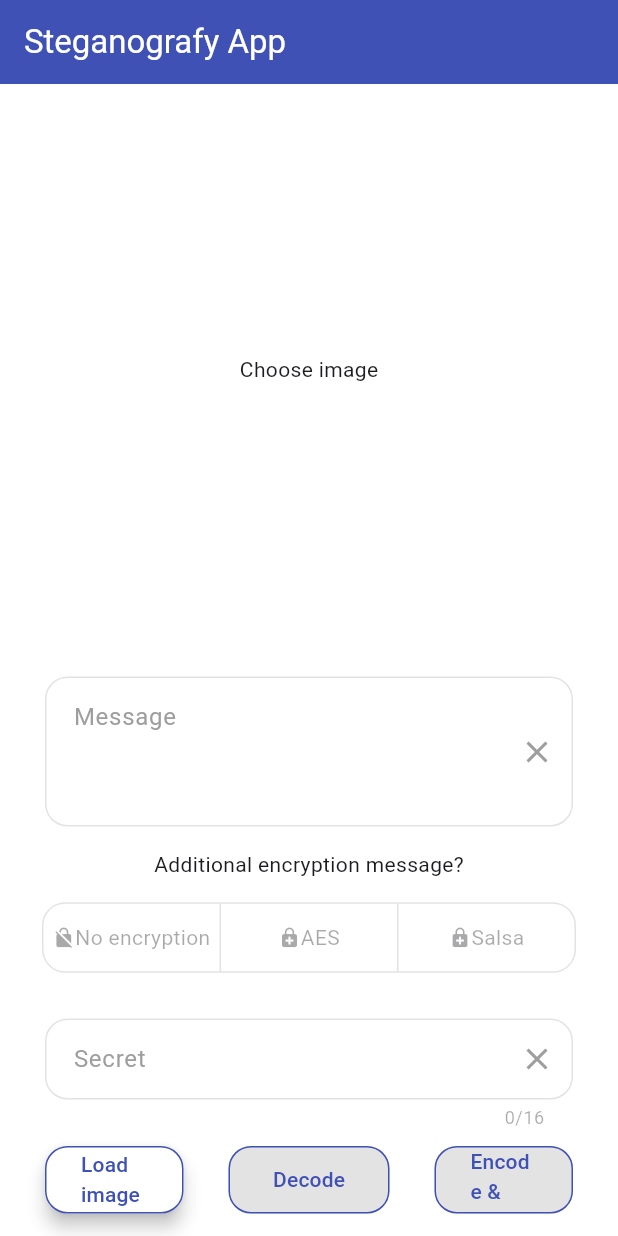
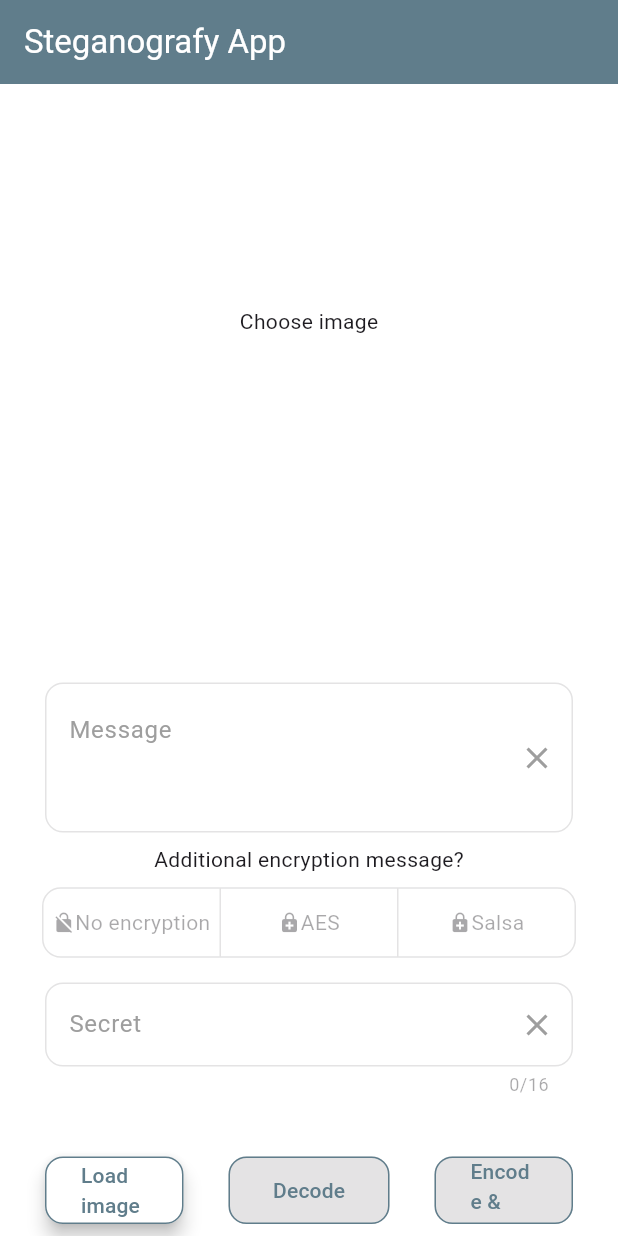
Before and after one commit to SnoweTiger/steganografy_app, a Flutter app: the screen it shows after launch, on a phone screen of 412 x 824 dp. Run offline on Flutter 3.47's test engine with Material 3 defaults, Android fonts, the light colour scheme and no system bars; our stand-ins replace file_picker; missing offline and left inert: conversion, window_manager.

Commit message:
update styles

```diff
--- a/lib/components/encryption_toggle.dart
+++ b/lib/components/encryption_toggle.dart
@@ -27,11 +27,12 @@ class EncryptionToggle extends StatelessWidget {
 
     return Container(
       padding: const EdgeInsets.all(paddingV),
+      margin: EdgeInsets.zero,
       child: ToggleButtons(
         constraints: constraints,
         onPressed:
             !enable ? null : (int index) => action(index, selectedEncryption),
-        borderRadius: borderRadiusAll,
+        borderRadius: const BorderRadius.all(Radius.circular(borderRadius)),
         borderColor: borderColor,
         fillColor: selectedColorBack,
         isSelected: selectedEncryption,
--- a/lib/components/message_input.dart
+++ b/lib/components/message_input.dart
@@ -39,7 +39,6 @@ class TextInput extends StatelessWidget {
         textAlignVertical: textAlignVertical,
         decoration: InputDecoration(
           hintText: hintText,
-          contentPadding: const EdgeInsets.all(paddingV),
           focusedBorder: outlineInputBorderFocused,
           enabledBorder: outlineInputBorder,
           border: outlineInputBorder,
--- a/lib/steganography.dart
+++ b/lib/steganography.dart
@@ -24,8 +24,8 @@ class ImageSteganography {
     int imageChannels = 4,
     int usedChannels = 3,
   }) {
-    // final image = decodeImage(pngBytes);
-    final image = decodePng(pngBytes);
+    final image = decodeImage(pngBytes);
+    // final image = decodePng(pngBytes);
 
     if (image == null) {
       throw Exception('Image format not supported');
--- a/lib/utils/constants.dart
+++ b/lib/utils/constants.dart
@@ -1,18 +1,20 @@
 import 'package:flutter/material.dart';
 
-const borderRadius = 15.0;
-const imageHeight = 350.0;
-const imageWidth = 700.0;
+const borderRadius = 12.0;
+const buttonGroupHeigh = 45.0;
+const imageHeight = 300.0;
+const imageWidth = 600.0;
 const messageBoxH = 100.0;
 const paddingH = 30.0;
-const paddingV = 15.0;
-const buttonGroupHeigh = 45.0;
+const paddingV = 8.0;
+const windowsWidth = 600.0;
+const windowsHeight = 800.0;
 
 // Colors
 const borderColor = Colors.grey;
 const selectedColorText = Colors.white;
-const selectedColorBack = Colors.amber;
-const mainColor = Color(0xff3f51b5);
+const selectedColorBack = Colors.blueGrey;
+const mainColor = Colors.blueGrey;
 
 // Styles
 final outlineInputBorder = OutlineInputBorder(
@@ -25,7 +27,7 @@ final outlineInputBorderFocused = OutlineInputBorder(
   borderSide: const BorderSide(color: mainColor),
 );
 
-const borderRadiusAll = BorderRadius.all(Radius.circular(borderRadius));
+// const borderRadiusAll = BorderRadius.all(Radius.circular(borderRadius));
 
 const symmetricEdgeInsets = EdgeInsets.symmetric(
   vertical: paddingV,
--- a/pubspec.yaml
+++ b/pubspec.yaml
@@ -12,6 +12,11 @@ dependencies:
   image: ^4.3.0
   conversion: ^1.0.0+1
   file_picker: ^8.1.4
+  window_manager: ^0.4.3
+  # window_size:
+  #   git:
+  #     url: https://github.com/google/flutter-desktop-embedding.git
+  #     path: plugins/window_size
 
 dev_dependencies:
   flutter_test:
```
Also changed, not shown: pubspec.lock.
